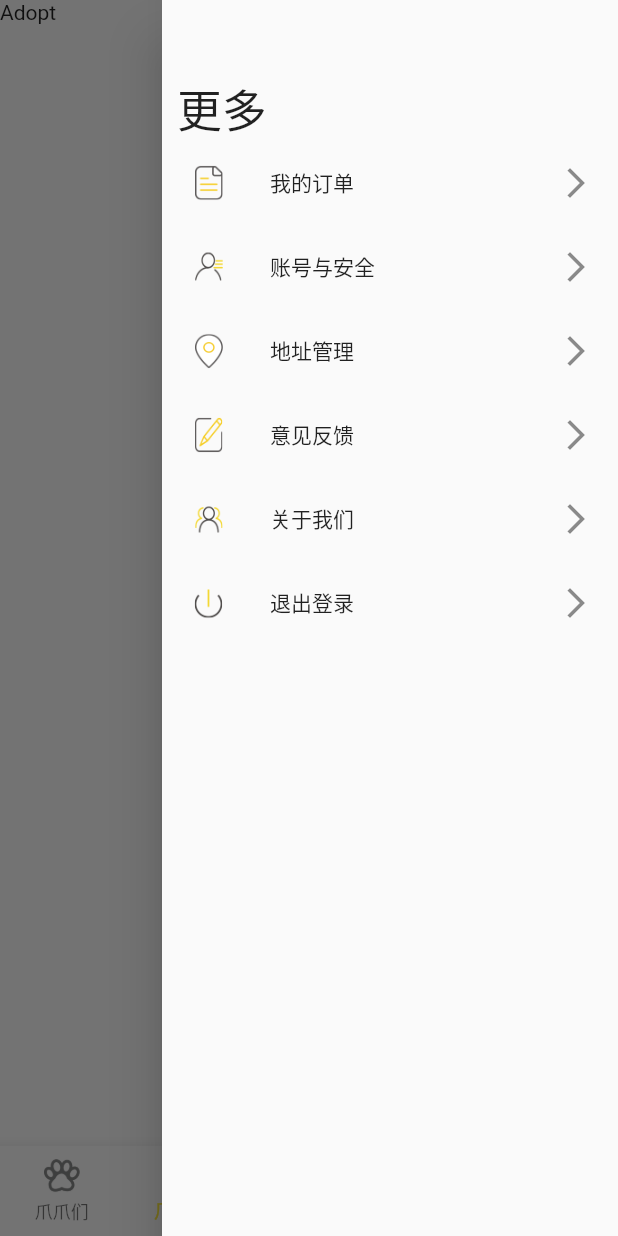
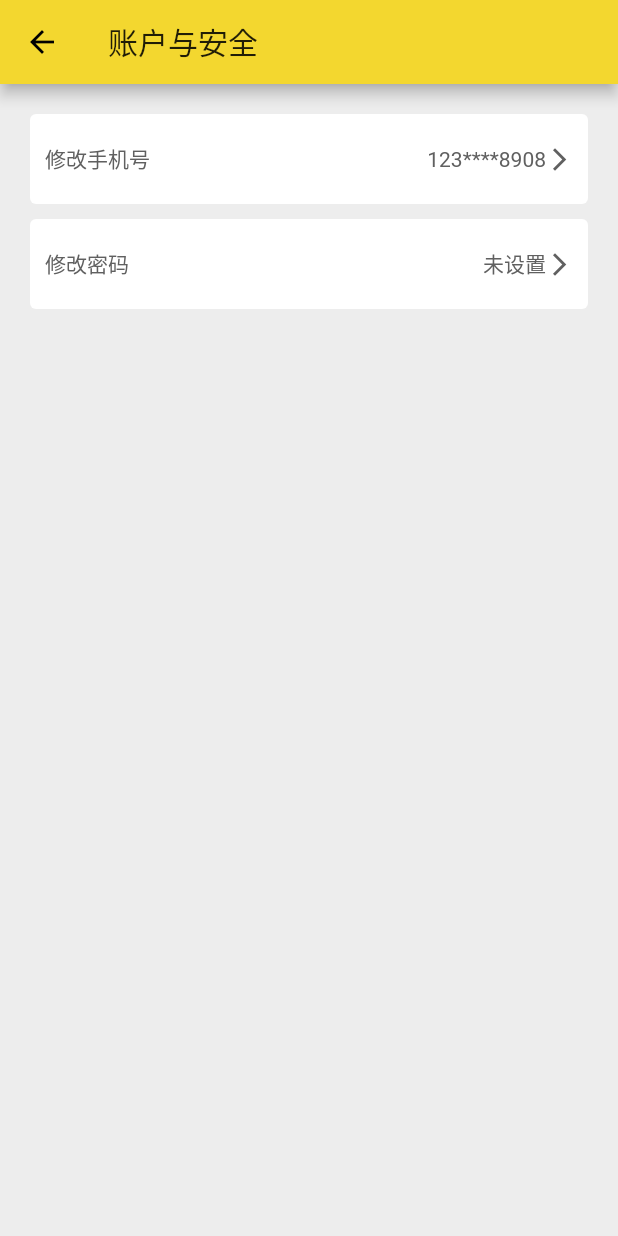
Before and after one commit to darkiHJS/Pxz_app, a Flutter app: the screen it shows after launch, item 2 of the bottom bar chosen, in the side drawer, after a tap on "账号与安全", on a phone screen of 412 x 824 dp. Run offline on Flutter 3.47's test engine with Material 2 defaults, Android fonts, the phone set to English and light mode, and no system bars; our stand-ins replace cached_network_image, dio, flutter_swiper, photo_view; missing offline and left inert: awsome_video_player, city_pickers; network calls fail.

Commit message:
update user info page

```diff
--- a/lib/pages/HomeNavigation.dart
+++ b/lib/pages/HomeNavigation.dart
@@ -39,6 +39,7 @@ class _NavigationState extends State<Navigation> {
                   brightness: Brightness.light,
                   backgroundColor: Colors.transparent,
                   elevation: 0.0,
+                  actions: [Container()],
                 ),
                 preferredSize: Size.fromHeight(0)),
             endDrawer: UserDrawer(),
--- a/lib/pages/home/Discovery.dart
+++ b/lib/pages/home/Discovery.dart
@@ -42,6 +42,7 @@ class _DiscoveryPageState extends State<DiscoveryPage> {
           expandedHeight: 190.0,
           backgroundColor: Colors.transparent,
           flexibleSpace: FlexibleSpaceBar(background: NekoSwiper()),
+          actions: <Widget>[Container()],
         ),
         SliverPadding(
           padding: EdgeInsets.all(5),
--- a/lib/pages/home/Exaid.dart
+++ b/lib/pages/home/Exaid.dart
@@ -25,6 +25,7 @@ class _ExaidPageState extends State<ExaidPage> {
             floating: false,
             snap: false,
             pinned: false,
+            actions: [Container()],
             flexibleSpace: FlexibleSpaceBar(
                 // centerTitle: true,
                 title: Text(""),
--- a/lib/pages/user/UserDrawer.dart
+++ b/lib/pages/user/UserDrawer.dart
@@ -1,4 +1,5 @@
 import 'package:flutter/material.dart';
+import 'package:hello_world/pages/user/UserSafety.dart';
 
 class UserDrawer extends StatelessWidget {
   const UserDrawer({Key key}) : super(key: key);
@@ -20,7 +21,7 @@ class UserDrawer extends StatelessWidget {
             leading: Image.asset("assets/user/user-dw-order.png", width: 30, height: 30,),
             title: Row(
               children: <Widget>[
-                Expanded(child: Text("我的订单")),
+                Expanded(child: Text("我的订单(未开放)", style: TextStyle(color: Colors.grey),)),
                 Icon(Icons.arrow_forward_ios)
               ],
             ),
@@ -34,13 +35,17 @@ class UserDrawer extends StatelessWidget {
                 Icon(Icons.arrow_forward_ios)
               ],
             ),
-            onTap: () {},
+            onTap: () {
+              Navigator.of(context).push(MaterialPageRoute(
+                      builder: (BuildContext context) => UserSafetyPage()
+                    ));
+            },
           ),
           ListTile(
             leading: Image.asset("assets/user/user-dw-position.png", width: 30, height: 30,),
             title: Row(
               children: <Widget>[
-                Expanded(child: Text("地址管理")),
+                Expanded(child: Text("地址管理(未开放)", style: TextStyle(color: Colors.grey),)),
                 Icon(Icons.arrow_forward_ios)
               ],
             ),
--- /dev/null
+++ b/lib/pages/user/UserSafety.dart
@@ -0,0 +1,66 @@
+import 'package:flutter/material.dart';
+import 'package:hello_world/pages/user/UserChangePhome.dart';
+
+class UserSafetyPage extends StatelessWidget {
+  const UserSafetyPage({Key key}) : super(key: key);
+
+  @override
+  Widget build(BuildContext context) {
+    return Container(
+      child: Scaffold(
+        appBar: AppBar(title: Text("账户与安全")),
+        body: Container(
+          padding: EdgeInsets.all(20),
+          decoration: BoxDecoration(
+            color: Color(0xffededed)
+          ),
+          child: Column(
+            children: <Widget>[
+              GestureDetector(
+                onTap: () {
+                  Navigator.of(context).push(MaterialPageRoute(
+                      builder: (BuildContext context) => UserChangePhomePage()
+                    ));
+                },
+                child: Container(
+                  height: 60,
+                  padding: EdgeInsets.symmetric(horizontal: 10),
+                  decoration: BoxDecoration(
+                    color: Colors.white,
+                    borderRadius: BorderRadius.circular(4)
+                  ),
+                  child: Row(
+                    children: <Widget>[
+                      Expanded(child: Text("修改手机号", style: TextStyle(color: Color(0xff606060)))),
+                      Text("123****8908", style: TextStyle(color: Color(0xff606060))),
+                      Icon(Icons.arrow_forward_ios, color:Color(0xff606060), size: 18,),
+                    ],
+                  ),
+                ),
+              ),
+              SizedBox(height: 10,),
+              GestureDetector(
+                child: Container(
+                  height: 60,
+                  padding: EdgeInsets.symmetric(horizontal: 10),
+                  decoration: BoxDecoration(
+                    color: Colors.white,
+                    borderRadius: BorderRadius.circular(4)
+                  ),
+                  child: Row(
+                    children: <Widget>[
+                      Expanded(child: Text("修改密码", style: TextStyle(color: Color(0xff606060)))),
+                      Text("未设置", style: TextStyle(color: Color(0xff606060))),
+                      Icon(Icons.arrow_forward_ios, color:Color(0xff606060), size: 18,),
+                    ],
+                  ),
+                ),
+              ),
+
+            ],
+          ),
+        ),
+      ),
+    );
+  }
+}
--- a/pubspec.yaml
+++ b/pubspec.yaml
@@ -32,6 +32,7 @@ dependencies:
   cached_network_image: ^2.2.0+1
   photo_view: ^0.9.2
   city_pickers: ^0.1.30
+  intl: ^0.16.1
 
 
   # The following adds the Cupertino Icons font to your application.
```
Also changed, not shown: lib/pages/user/UserChangePhome.dart (added, +124 -0 lines), lib/pages/user/UserEdit.dart (+48 -25 lines), pubspec.lock.
